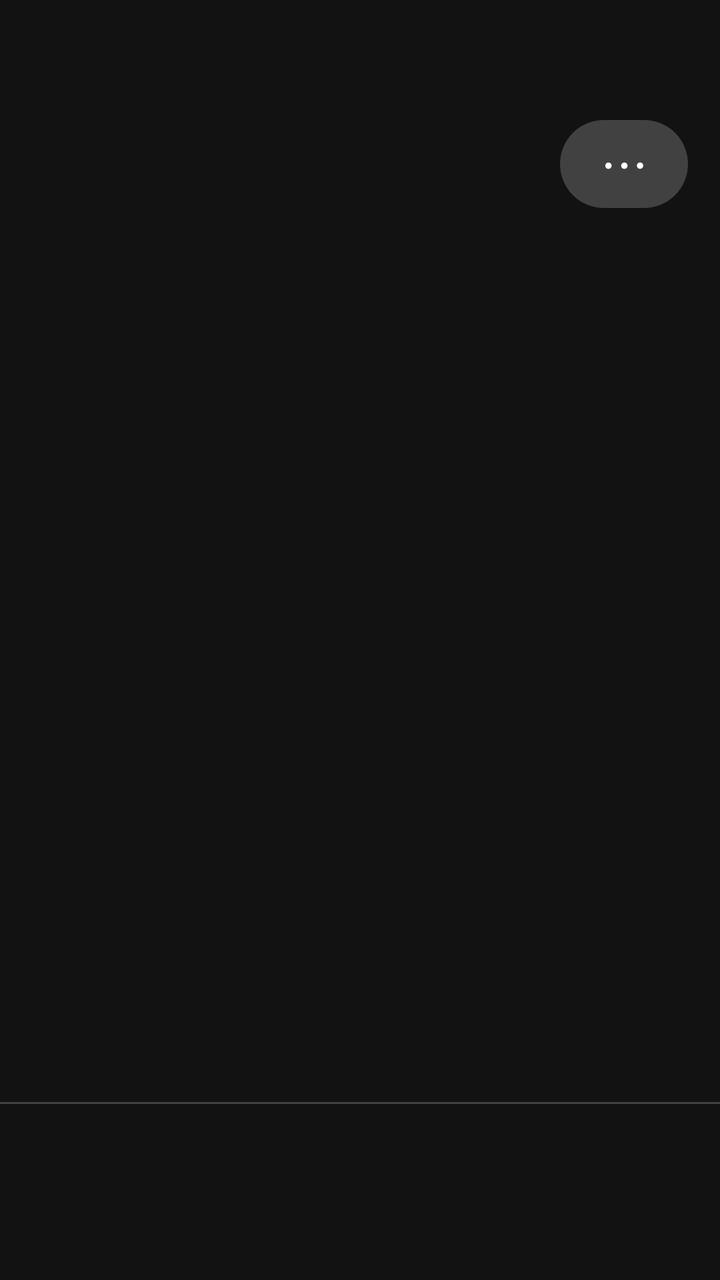
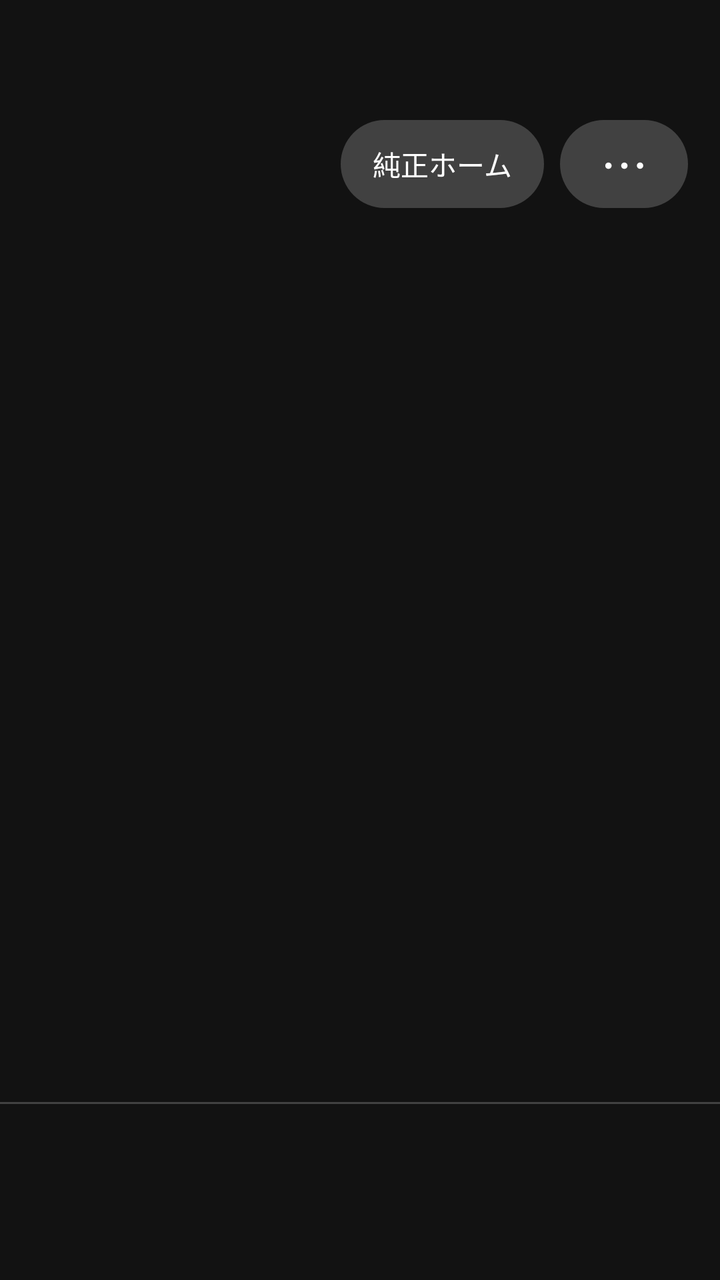

Screens rendered from an Android XML layout before and after an edit, with the pre-edit source and the edit as a unified diff.
<!-- AndroidManifest.xml: activity theme Theme.PRA106Launcher -->
<!-- res/layout/activity_main.xml -->
<?xml version="1.0" encoding="utf-8"?>
<FrameLayout xmlns:android="http://schemas.android.com/apk/res/android"
    android:layout_width="match_parent"
    android:layout_height="match_parent"
    android:background="#121212">

    <LinearLayout
        android:layout_width="match_parent"
        android:layout_height="match_parent"
        android:orientation="vertical">

        <androidx.recyclerview.widget.RecyclerView
            android:id="@+id/appGrid"
            android:layout_width="match_parent"
            android:layout_height="0dp"
            android:layout_weight="1"
            android:clipToPadding="false"
            android:paddingTop="100dp"
            android:paddingBottom="8dp"
            android:paddingStart="12dp"
            android:paddingEnd="12dp" />

        <TextView
            android:id="@+id/permissionBanner"
            android:layout_width="match_parent"
            android:layout_height="wrap_content"
            android:background="#CC000000"
            android:textColor="#FFFFFF"
            android:padding="16dp"
            android:textSize="14sp"
            android:visibility="gone"
            android:text="@string/grant_overlay_permission" />

        <View
            android:id="@+id/dockDivider"
            android:layout_width="match_parent"
            android:layout_height="1dp"
            android:background="#33FFFFFF" />

        <androidx.recyclerview.widget.RecyclerView
            android:id="@+id/dockList"
            android:layout_width="match_parent"
            android:layout_height="88dp"
            android:clipToPadding="false"
            android:paddingStart="12dp"
            android:paddingEnd="12dp" />
    </LinearLayout>

    <TextView
        android:id="@+id/settingsButton"
        android:layout_width="64dp"
        android:layout_height="44dp"
        android:layout_gravity="top|end"
        android:layout_marginTop="60dp"
        android:layout_marginEnd="16dp"
        android:background="@drawable/home_btn_bg"
        android:clickable="true"
        android:focusable="true"
        android:contentDescription="@string/home_settings_desc"
        android:gravity="center"
        android:text="⋯"
        android:textColor="#FFFFFF"
        android:textSize="26sp" />

    <TextView
        android:id="@+id/reorderBar"
        android:layout_width="match_parent"
        android:layout_height="48dp"
        android:layout_gravity="top"
        android:layout_marginTop="56dp"
        android:background="@drawable/home_reorder_bar_bg"
        android:clickable="true"
        android:focusable="true"
        android:gravity="center"
        android:text="@string/home_reorder_bar"
        android:textColor="#FFFFFF"
        android:textSize="16sp"
        android:visibility="gone" />

</FrameLayout>
<!-- resources referenced by this layout -->
<resources>
  <!-- drawable home_btn_bg (drawable) -->
  <?xml version="1.0" encoding="utf-8"?>
  <shape xmlns:android="http://schemas.android.com/apk/res/android" android:shape="rectangle">
      <solid android:color="#33FFFFFF" />
      <corners android:radius="24dp" />
  </shape>
  <!-- drawable home_reorder_bar_bg (drawable) -->
  <?xml version="1.0" encoding="utf-8"?>
  <shape xmlns:android="http://schemas.android.com/apk/res/android" android:shape="rectangle">
      <solid android:color="#FF1565C0" />
  </shape>
  <string name="grant_overlay_permission">ステータスバー表示のため、他のアプリの上に重ねて表示する権限を許可してください</string>
  <string name="home_reorder_bar">並べ替え中 — 完了</string>
  <string name="home_settings_desc">ホーム設定</string>
  <style name="Theme.PRA106Launcher" parent="Theme.MaterialComponents.NoActionBar">
          <item name="android:colorBackground">#121212</item>
          <item name="android:textColorPrimary">#FFFFFF</item>
          <item name="android:statusBarColor">#121212</item>
      </style>
</resources>

<!-- the commit's change to res/layout/activity_main.xml (unified diff, before → after) -->
@@ -63,6 +63,23 @@
         android:textSize="26sp" />
 
     <TextView
+        android:id="@+id/nativeHomeButton"
+        android:layout_width="wrap_content"
+        android:layout_height="44dp"
+        android:layout_gravity="top|end"
+        android:layout_marginTop="60dp"
+        android:layout_marginEnd="88dp"
+        android:background="@drawable/home_btn_bg"
+        android:clickable="true"
+        android:focusable="true"
+        android:gravity="center"
+        android:paddingStart="16dp"
+        android:paddingEnd="16dp"
+        android:text="@string/home_native_home_btn"
+        android:textColor="#FFFFFF"
+        android:textSize="14sp" />
+
+    <TextView
         android:id="@+id/reorderBar"
         android:layout_width="match_parent"
         android:layout_height="48dp"
<!-- resource entries referenced after the edit -->
@@ -12,6 +12,7 @@
       <solid android:color="#FF1565C0" />
   </shape>
   <string name="grant_overlay_permission">ステータスバー表示のため、他のアプリの上に重ねて表示する権限を許可してください</string>
+  <string name="home_native_home_btn">純正ホーム</string>
   <string name="home_reorder_bar">並べ替え中 — 完了</string>
   <string name="home_settings_desc">ホーム設定</string>
   <style name="Theme.PRA106Launcher" parent="Theme.MaterialComponents.NoActionBar">
